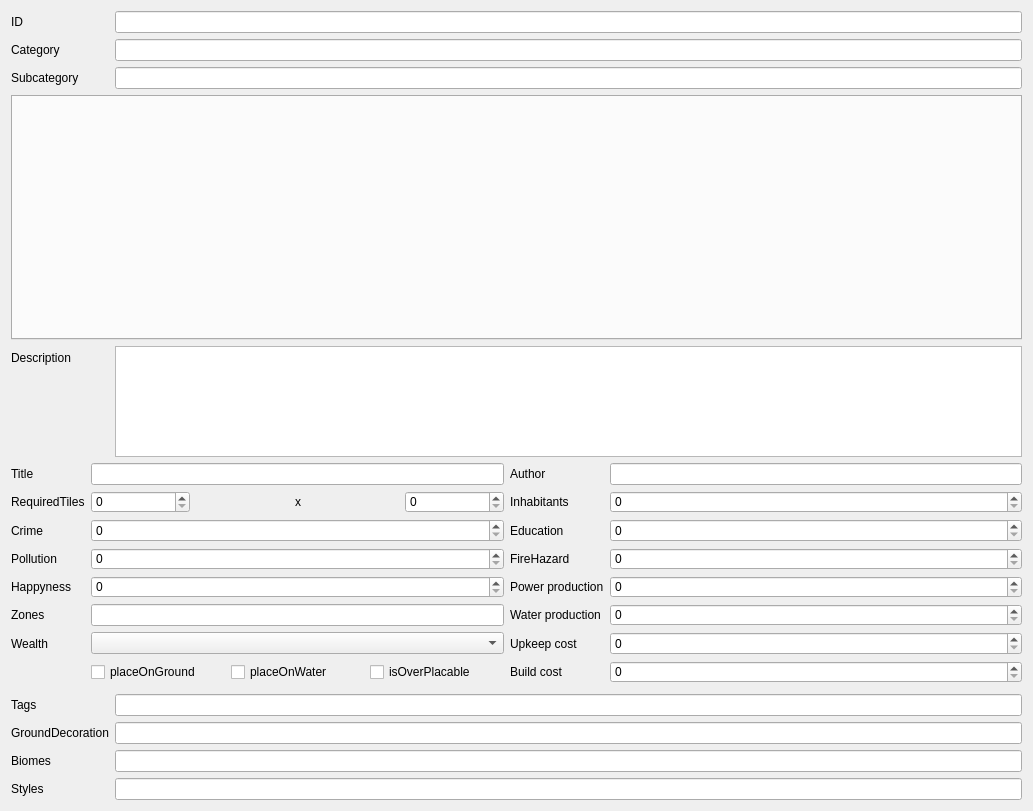
CytopiaTeam/TileData-Editor, file src/TileDataUI.ui: the form before one commit.
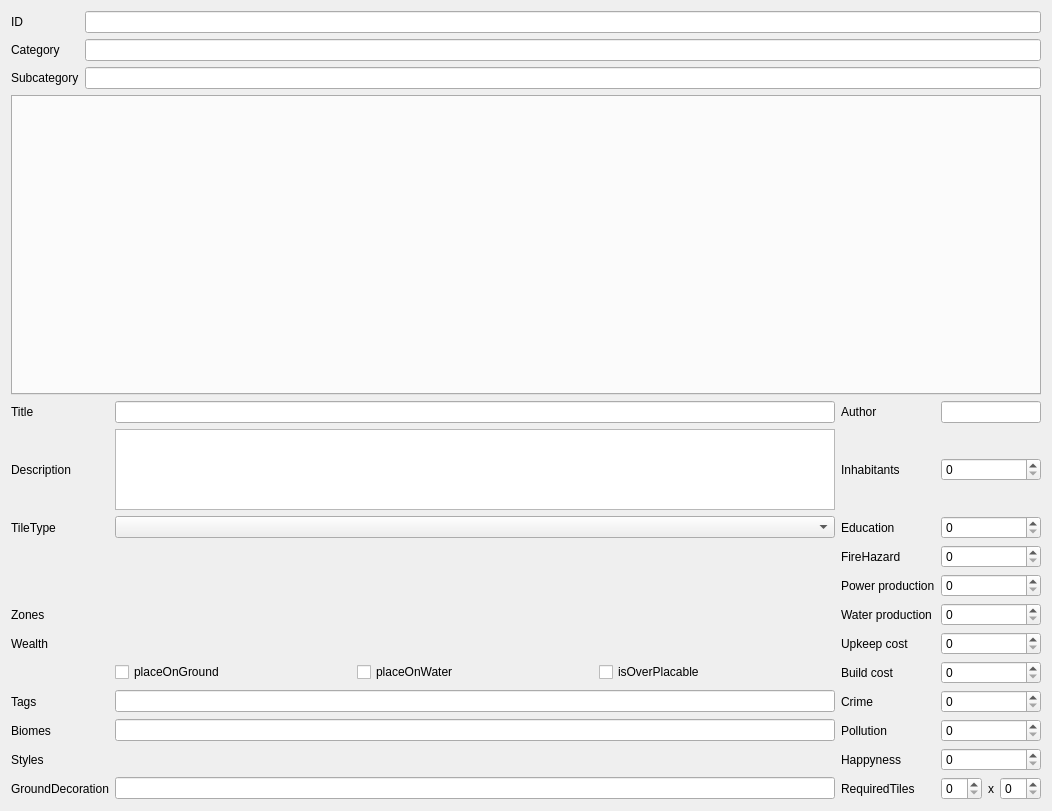
The form after the commit.

Commit message: add wealth buttons + functionality

Diff of the .ui file:
```diff
--- a/src/TileDataUI.ui
+++ b/src/TileDataUI.ui
@@ -61,7 +61,7 @@
      <property name="minimumSize">
       <size>
        <width>0</width>
-       <height>245</height>
+       <height>300</height>
       </size>
      </property>
      <property name="currentIndex">
@@ -69,62 +69,56 @@
      </property>
     </widget>
    </item>
-   <item row="4" column="0">
-    <widget class="QLabel" name="label_4">
-     <property name="text">
-      <string>Description</string>
-     </property>
-    </widget>
-   </item>
-   <item row="4" column="1">
-    <widget class="QPlainTextEdit" name="description">
-     <property name="toolTip">
-      <string>Description of the item that is shown in it's details</string>
-     </property>
-    </widget>
-   </item>
-   <item row="7" column="0">
-    <widget class="QLabel" name="label_15">
-     <property name="text">
-      <string>Tags</string>
-     </property>
-    </widget>
-   </item>
-   <item row="7" column="1">
-    <widget class="QLineEdit" name="tags"/>
-   </item>
-   <item row="9" column="0">
-    <widget class="QLabel" name="label_13">
-     <property name="text">
-      <string>GroundDecoration</string>
-     </property>
-    </widget>
-   </item>
-   <item row="11" column="0">
-    <widget class="QLabel" name="label_16">
-     <property name="text">
-      <string>Biomes</string>
-     </property>
-    </widget>
-   </item>
-   <item row="11" column="1">
-    <widget class="QLineEdit" name="biomes"/>
-   </item>
    <item row="6" column="0" colspan="2">
-    <layout class="QGridLayout" name="gridLayout_6">
-     <item row="5" column="1">
+    <layout class="QGridLayout" name="TilePropertiesGridLayout">
+     <item row="9" column="2">
+      <layout class="QHBoxLayout" name="zoneButtonsHorizontalLayout"/>
+     </item>
+     <item row="15" column="0">
+      <widget class="QLabel" name="label_13">
+       <property name="text">
+        <string>GroundDecoration</string>
+       </property>
+      </widget>
+     </item>
+     <item row="9" column="5">
+      <widget class="QSpinBox" name="waterProduction">
+       <property name="toolTip">
+        <string>Water production of this item. Negative values means power consumption.</string>
+       </property>
+      </widget>
+     </item>
+     <item row="1" column="0">
+      <widget class="QLabel" name="label_3">
+       <property name="text">
+        <string>Title</string>
+       </property>
+      </widget>
+     </item>
+     <item row="9" column="4">
+      <widget class="QLabel" name="label_7">
+       <property name="text">
+        <string>Water production</string>
+       </property>
+      </widget>
+     </item>
+     <item row="1" column="4">
+      <widget class="QLabel" name="label_5">
+       <property name="text">
+        <string>Author</string>
+       </property>
+      </widget>
+     </item>
+     <item row="15" column="4">
+      <widget class="QLabel" name="label_11">
+       <property name="text">
+        <string>RequiredTiles</string>
+       </property>
+      </widget>
+     </item>
+     <item row="14" column="5">
       <widget class="QSpinBox" name="happyness"/>
      </item>
-     <item row="10" column="1">
-      <widget class="QComboBox" name="wealth"/>
-     </item>
-     <item row="11" column="3">
-      <widget class="QLabel" name="label_9">
-       <property name="text">
-        <string>Build cost</string>
-       </property>
-      </widget>
-     </item>
      <item row="10" column="0">
       <widget class="QLabel" name="label_20">
        <property name="text">
@@ -132,106 +126,155 @@
        </property>
       </widget>
      </item>
-     <item row="2" column="0">
-      <widget class="QLabel" name="label_11">
-       <property name="text">
-        <string>RequiredTiles</string>
+     <item row="13" column="2">
+      <widget class="QLineEdit" name="biomes"/>
+     </item>
+     <item row="10" column="5">
+      <widget class="QSpinBox" name="upkeepCost">
+       <property name="toolTip">
+        <string>Monthly upkeep cost</string>
        </property>
       </widget>
      </item>
-     <item row="1" column="4">
+     <item row="1" column="5">
       <widget class="QLineEdit" name="author">
        <property name="toolTip">
         <string>Author of this item</string>
        </property>
       </widget>
      </item>
-     <item row="3" column="3">
+     <item row="12" column="4">
+      <widget class="QLabel" name="label_22">
+       <property name="text">
+        <string>Crime</string>
+       </property>
+      </widget>
+     </item>
+     <item row="5" column="4">
+      <widget class="QLabel" name="label_6">
+       <property name="text">
+        <string>Power production</string>
+       </property>
+      </widget>
+     </item>
+     <item row="3" column="4">
       <widget class="QLabel" name="label_21">
        <property name="text">
         <string>Education</string>
        </property>
       </widget>
      </item>
-     <item row="2" column="1">
-      <layout class="QHBoxLayout" name="horizontalLayout">
-       <item>
-        <widget class="QSpinBox" name="requiredTilesWidth">
-         <property name="sizePolicy">
-          <sizepolicy hsizetype="Expanding" vsizetype="Fixed">
-           <horstretch>0</horstretch>
-           <verstretch>0</verstretch>
-          </sizepolicy>
-         </property>
-        </widget>
-       </item>
-       <item>
-        <spacer name="horizontalSpacer">
-         <property name="orientation">
-          <enum>Qt::Horizontal</enum>
-         </property>
-         <property name="sizeHint" stdset="0">
-          <size>
-           <width>20</width>
-           <height>20</height>
-          </size>
-         </property>
-        </spacer>
-       </item>
-       <item>
-        <widget class="QLabel" name="label_12">
-         <property name="text">
-          <string>x</string>
-         </property>
-        </widget>
-       </item>
-       <item>
-        <spacer name="horizontalSpacer_2">
-         <property name="orientation">
-          <enum>Qt::Horizontal</enum>
-         </property>
-         <property name="sizeHint" stdset="0">
-          <size>
-           <width>20</width>
-           <height>20</height>
-          </size>
-         </property>
-        </spacer>
-       </item>
-       <item>
-        <widget class="QSpinBox" name="requiredTilesHeight">
-         <property name="sizePolicy">
-          <sizepolicy hsizetype="Expanding" vsizetype="Fixed">
-           <horstretch>0</horstretch>
-           <verstretch>0</verstretch>
-          </sizepolicy>
-         </property>
-        </widget>
-       </item>
-      </layout>
+     <item row="13" column="5">
+      <widget class="QSpinBox" name="pollutionLevel"/>
      </item>
-     <item row="1" column="1">
-      <widget class="QLineEdit" name="title">
+     <item row="15" column="2">
+      <widget class="QLineEdit" name="groundDecoration"/>
+     </item>
+     <item row="11" column="5">
+      <widget class="QSpinBox" name="buildCost">
        <property name="toolTip">
         <string>The items title. It's shown ingame and in the editors tree-view</string>
        </property>
       </widget>
      </item>
-     <item row="2" column="3">
+     <item row="13" column="4">
+      <widget class="QLabel" name="label_23">
+       <property name="text">
+        <string>Pollution</string>
+       </property>
+      </widget>
+     </item>
+     <item row="11" column="4">
+      <widget class="QLabel" name="label_9">
+       <property name="text">
+        <string>Build cost</string>
+       </property>
+      </widget>
+     </item>
+     <item row="2" column="4">
       <widget class="QLabel" name="label_14">
        <property name="text">
         <string>Inhabitants</string>
        </property>
       </widget>
      </item>
-     <item row="9" column="3">
-      <widget class="QLabel" name="label_7">
+     <item row="9" column="0">
+      <widget class="QLabel" name="label_18">
        <property name="text">
-        <string>Water production</string>
+        <string>Zones</string>
        </property>
       </widget>
      </item>
-     <item row="11" column="1">
+     <item row="12" column="5">
+      <widget class="QSpinBox" name="crimeLevel"/>
+     </item>
+     <item row="2" column="5">
+      <widget class="QSpinBox" name="inhabitants"/>
+     </item>
+     <item row="4" column="4">
+      <widget class="QLabel" name="label_24">
+       <property name="text">
+        <string>FireHazard</string>
+       </property>
+      </widget>
+     </item>
+     <item row="12" column="2">
+      <widget class="QLineEdit" name="tags"/>
+     </item>
+     <item row="12" column="0">
+      <widget class="QLabel" name="label_15">
+       <property name="text">
+        <string>Tags</string>
+       </property>
+      </widget>
+     </item>
+     <item row="10" column="4">
+      <widget class="QLabel" name="label_8">
+       <property name="text">
+        <string>Upkeep cost</string>
+       </property>
+      </widget>
+     </item>
+     <item row="3" column="5">
+      <widget class="QSpinBox" name="educationLevel"/>
+     </item>
+     <item row="14" column="4">
+      <widget class="QLabel" name="label_17">
+       <property name="text">
+        <string>Happyness</string>
+       </property>
+      </widget>
+     </item>
+     <item row="13" column="0">
+      <widget class="QLabel" name="label_16">
+       <property name="text">
+        <string>Biomes</string>
+       </property>
+      </widget>
+     </item>
+     <item row="4" column="5">
+      <widget class="QSpinBox" name="fireHazardLevel"/>
+     </item>
+     <item row="1" column="2">
+      <widget class="QLineEdit" name="title">
+       <property name="sizePolicy">
+        <sizepolicy hsizetype="Maximum" vsizetype="Fixed">
+         <horstretch>70</horstretch>
+         <verstretch>0</verstretch>
+        </sizepolicy>
+       </property>
+       <property name="minimumSize">
+        <size>
+         <width>720</width>
+         <height>0</height>
+        </size>
+       </property>
+       <property name="toolTip">
+        <string>The items title. It's shown ingame and in the editors tree-view</string>
+       </property>
+      </widget>
+     </item>
+     <item row="11" column="2">
       <layout class="QHBoxLayout" name="horizontalLayout_2">
        <item>
         <widget class="QCheckBox" name="placeOnGround">
@@ -256,130 +299,109 @@
        </item>
       </layout>
      </item>
-     <item row="5" column="0">
-      <widget class="QLabel" name="label_17">
+     <item row="14" column="0">
+      <widget class="QLabel" name="label_19">
        <property name="text">
-        <string>Happyness</string>
+        <string>Styles</string>
        </property>
       </widget>
      </item>
-     <item row="10" column="3">
-      <widget class="QLabel" name="label_8">
-       <property name="text">
-        <string>Upkeep cost</string>
-       </property>
-      </widget>
-     </item>
-     <item row="1" column="3">
-      <widget class="QLabel" name="label_5">
-       <property name="text">
-        <string>Author</string>
-       </property>
-      </widget>
-     </item>
-     <item row="3" column="0">
-      <widget class="QLabel" name="label_22">
-       <property name="text">
-        <string>Crime</string>
-       </property>
-      </widget>
-     </item>
-     <item row="9" column="4">
-      <widget class="QSpinBox" name="waterProduction">
-       <property name="toolTip">
-        <string>Water production of this item. Negative values means power consumption.</string>
-       </property>
-      </widget>
-     </item>
-     <item row="9" column="0">
-      <widget class="QLabel" name="label_18">
-       <property name="text">
-        <string>Zones</string>
-       </property>
-      </widget>
-     </item>
-     <item row="5" column="3">
-      <widget class="QLabel" name="label_6">
-       <property name="text">
-        <string>Power production</string>
-       </property>
-      </widget>
-     </item>
-     <item row="10" column="4">
-      <widget class="QSpinBox" name="upkeepCost">
-       <property name="toolTip">
-        <string>Monthly upkeep cost</string>
-       </property>
-      </widget>
-     </item>
-     <item row="5" column="4">
+     <item row="5" column="5">
       <widget class="QSpinBox" name="powerProduction">
        <property name="toolTip">
         <string>Power production of this item. Negative values means power consumption.</string>
        </property>
       </widget>
      </item>
-     <item row="11" column="4">
-      <widget class="QSpinBox" name="buildCost">
+     <item row="15" column="5">
+      <layout class="QHBoxLayout" name="horizontalLayout_3">
+       <item>
+        <widget class="QSpinBox" name="requiredTilesWidth">
+         <property name="sizePolicy">
+          <sizepolicy hsizetype="Expanding" vsizetype="Fixed">
+           <horstretch>0</horstretch>
+           <verstretch>0</verstretch>
+          </sizepolicy>
+         </property>
+        </widget>
+       </item>
+       <item>
+        <spacer name="horizontalSpacer">
+         <property name="orientation">
+          <enum>Qt::Horizontal</enum>
+         </property>
+         <property name="sizeHint" stdset="0">
+          <size>
+           <width>10</width>
+           <height>20</height>
+          </size>
+         </property>
+        </spacer>
+       </item>
+       <item>
+        <widget class="QLabel" name="label_12">
+         <property name="text">
+          <string>x</string>
+         </property>
+        </widget>
+       </item>
+       <item>
+        <spacer name="horizontalSpacer_2">
+         <property name="orientation">
+          <enum>Qt::Horizontal</enum>
+         </property>
+         <property name="sizeHint" stdset="0">
+          <size>
+           <width>10</width>
+           <height>20</height>
+          </size>
+         </property>
+        </spacer>
+       </item>
+       <item>
+        <widget class="QSpinBox" name="requiredTilesHeight">
+         <property name="sizePolicy">
+          <sizepolicy hsizetype="Expanding" vsizetype="Fixed">
+           <horstretch>0</horstretch>
+           <verstretch>0</verstretch>
+          </sizepolicy>
+         </property>
+        </widget>
+       </item>
+      </layout>
+     </item>
+     <item row="2" column="2">
+      <widget class="QPlainTextEdit" name="description">
        <property name="toolTip">
         <string>Buildcost</string>
        </property>
       </widget>
      </item>
-     <item row="1" column="0">
-      <widget class="QLabel" name="label_3">
+     <item row="2" column="0">
+      <widget class="QLabel" name="label_4">
        <property name="text">
-        <string>Title</string>
+        <string>Description</string>
        </property>
       </widget>
      </item>
-     <item row="2" column="4">
-      <widget class="QSpinBox" name="inhabitants"/>
-     </item>
-     <item row="4" column="0">
-      <widget class="QLabel" name="label_23">
+     <item row="3" column="0">
+      <widget class="QLabel" name="label_25">
        <property name="text">
-        <string>Pollution</string>
+        <string>TileType</string>
        </property>
       </widget>
      </item>
-     <item row="4" column="3">
-      <widget class="QLabel" name="label_24">
-       <property name="text">
-        <string>FireHazard</string>
-       </property>
-      </widget>
+     <item row="3" column="2">
+      <widget class="QComboBox" name="TileType"/>
      </item>
-     <item row="3" column="1">
-      <widget class="QSpinBox" name="crimeLevel"/>
+     <item row="14" column="2">
+      <layout class="QHBoxLayout" name="stylesButtonsHorizontalLayout"/>
      </item>
-     <item row="4" column="1">
-      <widget class="QSpinBox" name="pollutionLevel"/>
-     </item>
-     <item row="3" column="4">
-      <widget class="QSpinBox" name="educationLevel"/>
-     </item>
-     <item row="4" column="4">
-      <widget class="QSpinBox" name="fireHazardLevel"/>
-     </item>
-     <item row="9" column="1">
-      <widget class="QLineEdit" name="zones"/>
+     <item row="10" column="2">
+      <layout class="QHBoxLayout" name="wealthButtonsHorizontalLayout"/>
      </item>
     </layout>
    </item>
-   <item row="12" column="0">
-    <widget class="QLabel" name="label_19">
-     <property name="text">
-      <string>Styles</string>
-     </property>
-    </widget>
-   </item>
-   <item row="12" column="1">
-    <widget class="QLineEdit" name="styles"/>
-   </item>
-   <item row="9" column="1">
-    <widget class="QLineEdit" name="groundDecoration"/>
-   </item>
   </layout>
  </widget>
  <resources/>
```
Left out of the diff: 4 changed lines with no effect on the pictures. The commit also changes 4 other files.
